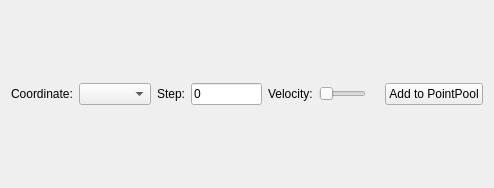
This is src/ui/setting_panel/setting_panel.ui in jintaoChan/ROS2-general-teaching-pendant as Qt 5 draws it before an edit. The edited form follows.
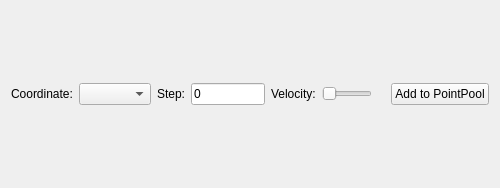
This is the edited form.

Patch:
```diff
--- a/src/ui/setting_panel/setting_panel.ui
+++ b/src/ui/setting_panel/setting_panel.ui
@@ -6,7 +6,7 @@
    <rect>
     <x>0</x>
     <y>0</y>
-    <width>494</width>
+    <width>500</width>
     <height>188</height>
    </rect>
   </property>
```
